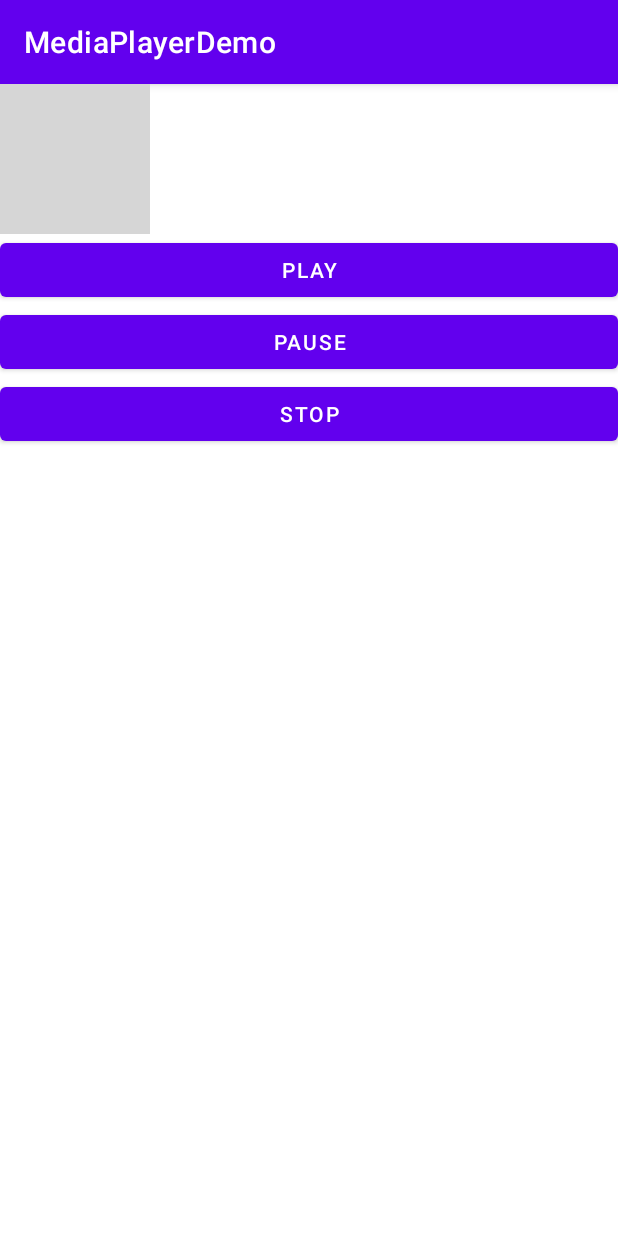
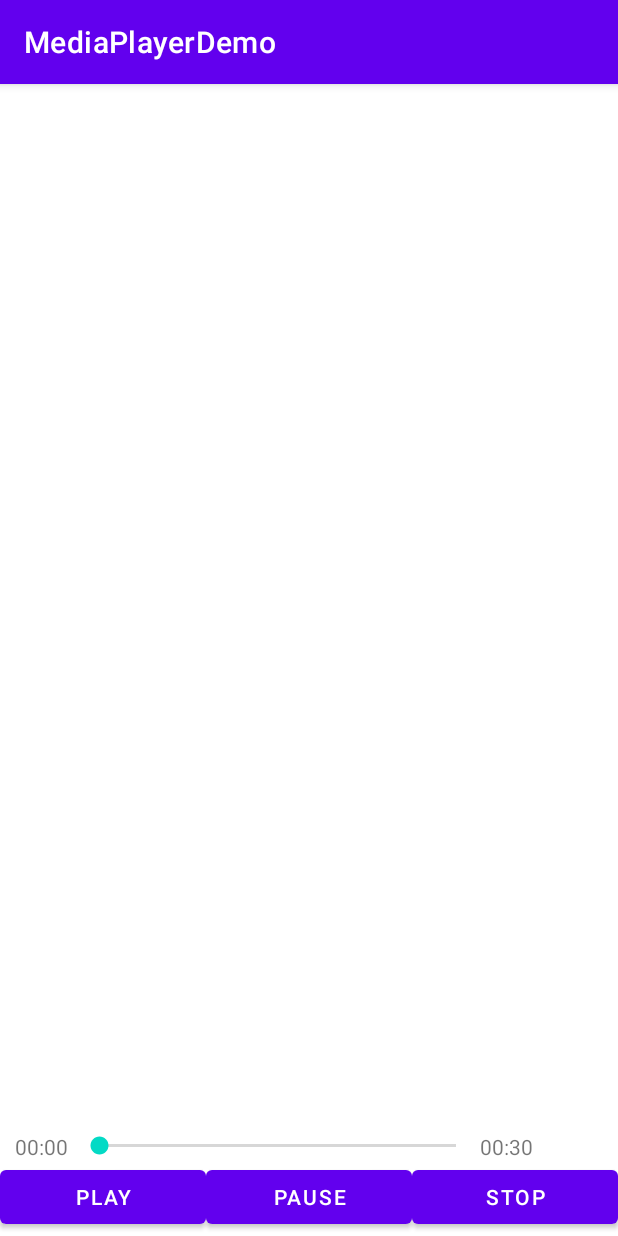
Before and after one commit to foreverjava/MediaPlayerDemo, an Android app: the screen it shows after launch (MainActivity), on a phone screen of 412 x 824 dp. Run offline under Robolectric (Android 15) with nearby library versions, the phone set to English and light mode, and no system bars; 1 statement that could not run was skipped; grey boxes are pictures that could not be loaded.

Commit message:
add media CurrentPosition

```diff
--- a/app/src/main/java/com/example/mediaplayerdemo/MainActivity.java
+++ b/app/src/main/java/com/example/mediaplayerdemo/MainActivity.java
@@ -1,5 +1,6 @@
 package com.example.mediaplayerdemo;
 
+import androidx.annotation.NonNull;
 import androidx.appcompat.app.AppCompatActivity;
 import androidx.core.app.ActivityCompat;
 import androidx.core.content.ContextCompat;
@@ -15,67 +16,159 @@ import android.content.pm.PackageManager;
 import android.media.MediaPlayer;
 import android.os.Environment;
 
+import android.os.Handler;
+import android.os.Message;
 import android.util.Log;
 import android.view.View;
 import android.widget.Button;
 import android.widget.ImageView;
+import android.widget.SeekBar;
+import android.widget.TextView;
 import android.widget.Toast;
 
 import com.bumptech.glide.Glide;
+import com.example.mediaplayerdemo.manager.MediaPlayerManager;
 
 import java.io.File;
+import java.util.Timer;
 
 //继承View.OnClickListener，是按钮放在一起更直观，用另一种方法来设置按钮点击监听
 public class MainActivity extends AppCompatActivity implements View.OnClickListener {
     //定义三个按钮并实例化MediaPlayer
     private MediaPlayer mediaPlayer = new MediaPlayer();
-    private ImageView imageView;
+    private static String TAG = "MainActivity";
+    MediaPlayerManager mediaPlayerManager = new MediaPlayerManager(mediaPlayer);
+    protected SeekBar seekBar;//进度条
+    private Timer timer;//定时器
+    protected TextView tv_start;//开始时间
+    protected TextView tv_end;//结束时间
+    private boolean isSeekbarChaning;//互斥变量，防止进度条和定时器冲突。
+    private Button play;//播放按钮
+    private Button pause;//暂停按钮
+    private Button stop;//停止按钮
+    private static final int H_PROGRESS=1000;
+    Handler mHandler = new Handler(new Handler.Callback() {
+        @Override
+        public boolean handleMessage(@NonNull Message msg) {
+            switch (msg.what){
+                case H_PROGRESS:
+                    mHandler.sendEmptyMessageDelayed(1000,1000);
+                    tv_start.setText(calculateTime(mediaPlayer.getCurrentPosition()/1000));
+                    break;
+            }
+            return false;
+        }
+    });
 
-    @SuppressLint("MissingInflatedId")
     @Override
     protected void onCreate(Bundle savedInstanceState) {
         super.onCreate(savedInstanceState);
         setContentView(R.layout.activity_main);
-        Button play = (Button)findViewById(R.id.play);
-        Button pause = (Button)findViewById(R.id.pause);
-        Button stop = (Button)findViewById(R.id.stop);
-        imageView =(ImageView) findViewById(R.id.imageView);
+        play = (Button) findViewById(R.id.play);
+        pause = (Button) findViewById(R.id.pause);
+        stop = (Button) findViewById(R.id.stop);
+        seekBar = findViewById(R.id.seekbar);
+        tv_start = findViewById(R.id.tv_start);
+        tv_end = findViewById(R.id.tv_end);
         play.setOnClickListener(this);
         pause.setOnClickListener(this);
         stop.setOnClickListener(this);
-        if(ContextCompat.checkSelfPermission(MainActivity.this, Manifest.permission.WRITE_EXTERNAL_STORAGE)
-                != PackageManager.PERMISSION_GRANTED){
-            ActivityCompat.requestPermissions(MainActivity.this,new String[]{
-                    Manifest.permission.WRITE_EXTERNAL_STORAGE},1);
-        }else {
+        Log.d("MainActivity", "onProgressChanged: 11" + mediaPlayer.getDuration());
+
+        seekBar.setOnSeekBarChangeListener(new SeekBar.OnSeekBarChangeListener() {
+            @Override
+            public void onProgressChanged(SeekBar seekBar, int progress, boolean fromUser) {
+                Log.d("MainActivity", "onProgressChanged: " + mediaPlayer.getDuration());
+                int duration2 = mediaPlayer.getDuration() / 1000;//获取音乐总时长
+                int position = mediaPlayer.getCurrentPosition();//获取当前播放的位置
+                tv_start.setText(calculateTime(position / 1000));//开始时间
+                tv_end.setText(calculateTime(duration2));//总时长
+            }
+
+            @Override
+            public void onStartTrackingTouch(SeekBar seekBar) {
+                isSeekbarChaning = true;
+            }
+
+            @Override
+            public void onStopTrackingTouch(SeekBar seekBar) {
+                isSeekbarChaning = false;
+                Log.d("MainActivity", "onStopTrackingTouch: " +
+                        seekBar.getProgress() + "mediaPlayer.getCurrentPosition() ="
+                        + mediaPlayer.getCurrentPosition());
+                mediaPlayer.seekTo(seekBar.getProgress() * mediaPlayer.getDuration() / 100);//在当前位置播放
+                tv_start.setText(calculateTime(mediaPlayer.getCurrentPosition() / 1000));
+            }
+        });
+        if (ContextCompat.checkSelfPermission(MainActivity.this, Manifest.permission.WRITE_EXTERNAL_STORAGE)
+                != PackageManager.PERMISSION_GRANTED) {
+            ActivityCompat.requestPermissions(MainActivity.this, new String[]{
+                    Manifest.permission.WRITE_EXTERNAL_STORAGE}, 1);
+        } else {
             initMediaPlayer();//初始化MediaPlayer
         }
     }
+
+
+    //计算播放时间
+    public String calculateTime(int time) {
+        int minute;
+        int second;
+        if (time >= 60) {
+            minute = time / 60;
+            second = time % 60;
+            //分钟在0~9
+            if (minute < 10) {
+                //判断秒
+                if (second < 10) {
+                    return "0" + minute + ":" + "0" + second;
+                } else {
+                    return "0" + minute + ":" + second;
+                }
+            } else {
+                //分钟大于10再判断秒
+                if (second < 10) {
+                    return minute + ":" + "0" + second;
+                } else {
+                    return minute + ":" + second;
+                }
+            }
+        } else {
+            second = time;
+            if (second >= 0 && second < 10) {
+                return "00:" + "0" + second;
+            } else {
+                return "00:" + second;
+            }
+        }
+    }
+
+
     /*
      * 初始化MediaPlayer
      * */
-    private void initMediaPlayer(){
+    private void initMediaPlayer() {
         try {
             //此处有点简单了，调用MediaPlayer是安卓提供的最简单的播放器，并不能做其他操作
-            File file = new File(Environment.getExternalStorageDirectory(),"music.mp3");
-            MediaMetadataRetriever mediaMetadataRetriever = new MediaMetadataRetriever();
-            mediaMetadataRetriever.setDataSource("/storage/emulated/0/music.mp3");
-            Log.d("MainActivity", "initMediaPlayer: absolutePath = " + mediaMetadataRetriever.getEmbeddedPicture());
-            Glide.with(this).load(mediaMetadataRetriever.getEmbeddedPicture()).into(imageView);
+            File file = new File(Environment.getExternalStorageDirectory(), "music.mp3");
             mediaPlayer.setDataSource(file.getPath());//指定音频文件的路径
             mediaPlayer.prepare();//让MediaPlayer进入到准备状态
-        }catch (Exception e){
+        } catch (Exception e) {
             e.printStackTrace();
         }
+        int duration2 = mediaPlayer.getDuration() / 1000;
+        int position = mediaPlayer.getCurrentPosition();
+        tv_start.setText(calculateTime(position / 1000));
+        tv_end.setText(calculateTime(duration2));
     }
 
-    public void onRequestPermissionResult(int requestCode,String[] permissions,int[] grantResults){
-        switch (requestCode){
+    public void onRequestPermissionResult(int requestCode, String[] permissions, int[] grantResults) {
+        switch (requestCode) {
             case 1:
-                if(grantResults.length > 0 && grantResults[0] == PackageManager.PERMISSION_GRANTED){
+                if (grantResults.length > 0 && grantResults[0] == PackageManager.PERMISSION_GRANTED) {
                     initMediaPlayer();
-                }else {
-                    Toast.makeText(this,"拒绝权限将无法使用程序",Toast.LENGTH_SHORT).show();
+                } else {
+                    Toast.makeText(this, "拒绝权限将无法使用程序", Toast.LENGTH_SHORT).show();
                     finish();
                 }
                 break;
@@ -84,20 +177,21 @@ public class MainActivity extends AppCompatActivity implements View.OnClickListe
     }
 
     @Override
-    public void onClick(View v){
-        switch (v.getId()){
+    public void onClick(View v) {
+        switch (v.getId()) {
             case R.id.play:
-                if(!mediaPlayer.isPlaying()){
+                if (!mediaPlayer.isPlaying()) {
                     mediaPlayer.start();//开始播放
+                    mHandler.sendEmptyMessage(H_PROGRESS);
                 }
                 break;
             case R.id.pause:
-                if(mediaPlayer.isPlaying()){
+                if (mediaPlayer.isPlaying()) {
                     mediaPlayer.pause();//暂停播放
                 }
                 break;
             case R.id.stop:
-                if(mediaPlayer.isPlaying()){
+                if (mediaPlayer.isPlaying()) {
                     mediaPlayer.reset();//停止播放
                     initMediaPlayer();
                 }
@@ -108,9 +202,9 @@ public class MainActivity extends AppCompatActivity implements View.OnClickListe
     }
 
     @Override
-    protected void onDestroy(){
+    protected void onDestroy() {
         super.onDestroy();
-        if(mediaPlayer != null){
+        if (mediaPlayer != null) {
             mediaPlayer.stop();
             mediaPlayer.release();
 
--- /dev/null
+++ b/app/src/main/java/com/example/mediaplayerdemo/manager/MediaPlayerManager.java
@@ -0,0 +1,94 @@
+package com.example.mediaplayerdemo.manager;
+import android.content.res.AssetFileDescriptor;
+import android.media.MediaPlayer;
+import android.os.Build;
+import android.os.Handler;
+import android.os.Message;
+import android.util.Log;
+
+import java.io.FileDescriptor;
+import java.io.IOException;
+
+/**
+ * Created By LicaiWen
+ * To DO:
+ */
+public class MediaPlayerManager {
+    private static String TAG = "MediaPlayerManager";
+    private MediaPlayer mediaPlayer;
+    //用于存外部实现了OnMusicProgressListener重写了它的方法的类的实例
+    private OnMusicProgressListener musicProgressListener;
+    private static final int H_PROGRESS=1000;
+    public static final int MEDIA_STATUS_PLAY =0;
+    public static final int MEDIA_STATUS_PAUSE =1;
+    public static final int MEDIA_STATUS_STOP =2;
+    public static  int MEDIA_STATUS=MEDIA_STATUS_STOP;
+    private Handler handler=new Handler(new Handler.Callback() {
+        @Override
+        public boolean handleMessage(Message msg) {
+
+            switch (msg.what){
+                case H_PROGRESS:
+                    if(musicProgressListener!=null){
+                        Log.d(TAG, "handleMessage: " + mediaPlayer.getCurrentPosition());
+                        int currentPosition=mediaPlayer.getCurrentPosition();
+                        //position 是当前的百分比，记得要先强转为float，不然全是0；
+                        int position=(int)((float)currentPosition/(float)duration()*100);
+                        //调用外部重写的方法
+                        musicProgressListener.onProgress(currentPosition,position);
+                        //1秒后再次发送Message，接着又是handle。循环
+                        handler.sendEmptyMessageDelayed(H_PROGRESS,1000);
+                    }
+            }
+            return false;
+        }
+    });
+    public MediaPlayerManager(MediaPlayer mediaPlayer ){
+        this.mediaPlayer=mediaPlayer;
+    }
+
+
+    //继续播放不需要重置
+    public void continuePlay(){
+        mediaPlayer.start();
+        handler.sendEmptyMessage(H_PROGRESS);
+        MEDIA_STATUS=MEDIA_STATUS_PLAY;
+    }
+    public void stopPlay(){
+        mediaPlayer.stop();
+        handler.removeMessages(H_PROGRESS);
+        MEDIA_STATUS=MEDIA_STATUS_STOP;
+    }
+    public void setLooping(boolean isLooping){
+        mediaPlayer.setLooping(isLooping);
+    }
+    //获取当前位置
+    public int getCurrentPosition(){
+        return mediaPlayer.getCurrentPosition();
+    }
+    //获取中位置
+    public int duration(){
+        return   mediaPlayer.getDuration();
+    }
+    //实现接口
+    public void setOnCompletionListener(MediaPlayer.OnCompletionListener listener){
+        mediaPlayer.setOnCompletionListener(listener);
+    }
+    public void setOnErrorListener(MediaPlayer.OnErrorListener listener){
+        mediaPlayer.setOnErrorListener(listener);
+    }
+    public void setOnProgressListener(OnMusicProgressListener listener){
+        //获取外部的OnMusicProgressListener
+        //这里的listener相当于是一个类实现了OnMusicProgressListener接口并重写了onProgress(int progress,int position)方法，listener是这个类的实例
+        //当用musicProgressListener去调用onProgress方法的时候，便是调用你在外部重写的方法，注意这里的技巧是获取了外部的listener，在内部调用它重写的方法。
+        //什么时候调用呢？巧妙利用handle实现循环调用，更新数据。
+        musicProgressListener=listener;
+    }
+
+    //创建一个接口
+    public interface OnMusicProgressListener{
+        void onProgress(int progress,int position);
+
+    }
+
+}
--- a/app/src/main/res/layout/activity_main.xml
+++ b/app/src/main/res/layout/activity_main.xml
@@ -3,29 +3,61 @@
     xmlns:android="http://schemas.android.com/apk/res/android"
     android:orientation="vertical"
     android:layout_width="match_parent"
-    android:layout_height="match_parent">
-    <ImageView
-        android:id="@+id/imageView"
-        android:layout_width="100dp"
-        android:layout_height="100dp"
-        android:background="@color/white"
-        android:contentDescription="defalt" />
+    android:layout_height="match_parent"
+    >
+
+    <LinearLayout
+        android:layout_width="match_parent"
+        android:layout_height="match_parent"
+        android:orientation="vertical"
+        android:layout_weight="1">
+
+    </LinearLayout>
+    <LinearLayout
+        android:layout_width="match_parent"
+        android:layout_height="wrap_content">
+
+        <TextView
+            android:layout_marginLeft="10dp"
+            android:layout_width="40dp"
+            android:layout_height="wrap_content"
+            android:id="@+id/tv_start" />
+
+        <SeekBar
+            android:layout_width="270dp"
+            android:layout_height="wrap_content"
+            android:id="@+id/seekbar" />
+
+        <TextView
+            android:layout_width="40dp"
+            android:layout_height="wrap_content"
+            android:id="@+id/tv_end" />
+    </LinearLayout>
+
+    <LinearLayout
+        android:gravity="bottom"
+        android:layout_marginBottom="2dp"
+        android:layout_gravity="bottom"
+        android:layout_width="match_parent"
+        android:layout_height="wrap_content">
 
         <Button
             android:id="@+id/play"
-        android:layout_width="match_parent"
+            android:layout_width="0dp"
             android:layout_height="wrap_content"
+            android:layout_weight="1"
             android:text="Play"/>
         <Button
             android:id="@+id/pause"
-        android:layout_width="match_parent"
+            android:layout_width="0dp"
             android:layout_height="wrap_content"
+            android:layout_weight="1"
             android:text="Pause"/>
         <Button
             android:id="@+id/stop"
-        android:layout_width="match_parent"
+            android:layout_width="0dp"
             android:layout_height="wrap_content"
+            android:layout_weight="1"
             android:text="Stop"/>
-
-
     </LinearLayout>
+</LinearLayout>
```
Also changed, not shown: app/src/main/res/drawable/wallhaven.jpg (added). Lines whose indentation alone changed are shown as unchanged.
